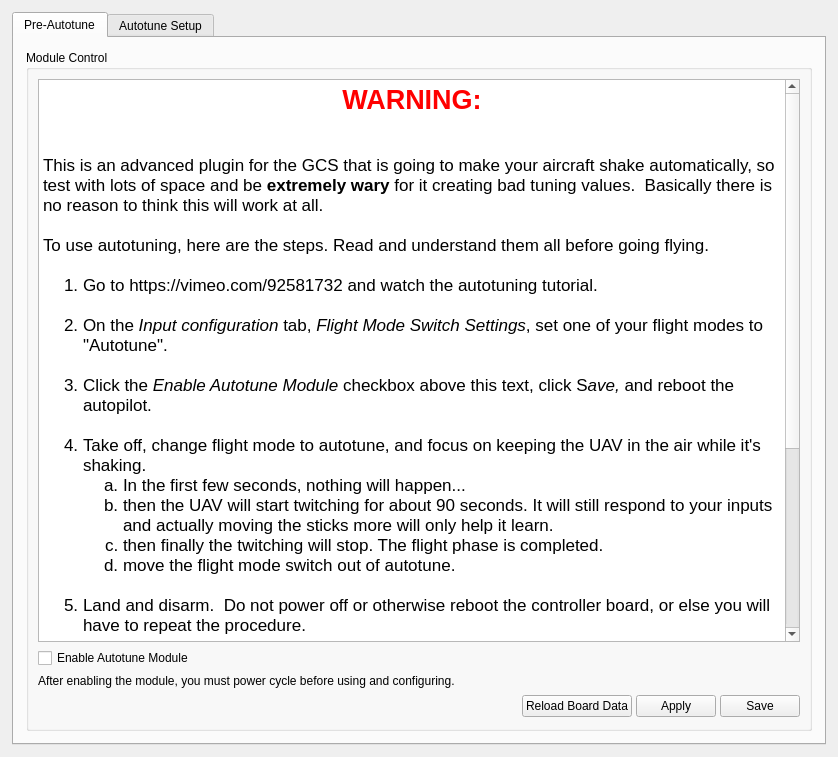
Qt form ground/gcs/src/plugins/config/autotune.ui (TauLabs/TauLabs) before a commit.
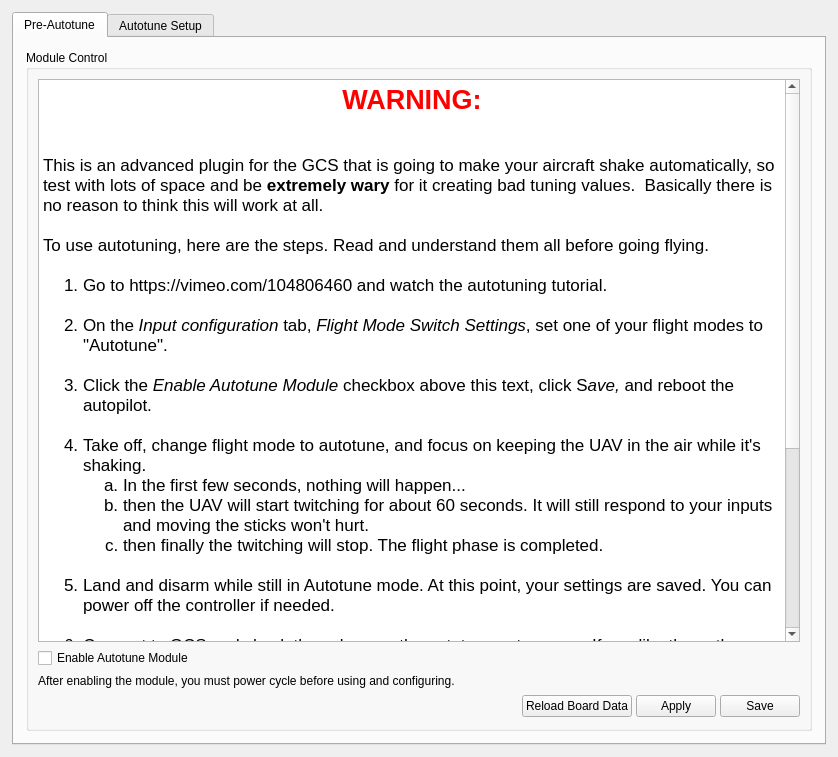
The same form after that commit.

Commit message: GCS/Autotune: improve instructions for new code

```diff
--- a/ground/gcs/src/plugins/config/autotune.ui
+++ b/ground/gcs/src/plugins/config/autotune.ui
@@ -65,19 +65,18 @@
 &lt;p style=&quot;-qt-paragraph-type:empty; margin-top:0px; margin-bottom:0px; margin-left:0px; margin-right:0px; -qt-block-indent:0; text-indent:0px; font-family:'Lucida Grande';&quot;&gt;&lt;br /&gt;&lt;/p&gt;
 &lt;p style=&quot;-qt-paragraph-type:empty; margin-top:0px; margin-bottom:0px; margin-left:0px; margin-right:0px; -qt-block-indent:0; text-indent:0px; font-family:'Lucida Grande';&quot;&gt;&lt;br /&gt;&lt;/p&gt;
 &lt;p style=&quot; margin-top:0px; margin-bottom:0px; margin-left:0px; margin-right:0px; -qt-block-indent:0; text-indent:0px;&quot;&gt;&lt;span style=&quot; font-family:'Lucida Grande';&quot;&gt;This is an advanced plugin for the GCS that is going to make your aircraft shake automatically, so test with lots of space and be &lt;/span&gt;&lt;span style=&quot; font-family:'Lucida Grande'; font-weight:600;&quot;&gt;extremely wary&lt;/span&gt;&lt;span style=&quot; font-family:'Lucida Grande';&quot;&gt; for it creating bad tuning values.  Basically there is no reason to think this will work at all.&lt;br /&gt;&lt;br /&gt;To use autotuning, here are the steps. Read and understand them all before going flying.&lt;br /&gt;&lt;/span&gt;&lt;/p&gt;
-&lt;ol style=&quot;margin-top: 0px; margin-bottom: 0px; margin-left: 0px; margin-right: 0px; -qt-list-indent: 1;&quot;&gt;&lt;li style=&quot; font-family:'Lucida Grande';&quot; style=&quot; margin-top:0px; margin-bottom:0px; margin-left:0px; margin-right:0px; -qt-block-indent:0; text-indent:0px;&quot;&gt;Go to https://vimeo.com/92581732 and watch the autotuning tutorial.&lt;/li&gt;
+&lt;ol style=&quot;margin-top: 0px; margin-bottom: 0px; margin-left: 0px; margin-right: 0px; -qt-list-indent: 1;&quot;&gt;&lt;li style=&quot; font-family:'Lucida Grande';&quot; style=&quot; margin-top:0px; margin-bottom:0px; margin-left:0px; margin-right:0px; -qt-block-indent:0; text-indent:0px;&quot;&gt;Go to https://vimeo.com/104806460 and watch the autotuning tutorial.&lt;/li&gt;
 &lt;p style=&quot;-qt-paragraph-type:empty; margin-top:0px; margin-bottom:0px; margin-left:0px; margin-right:0px; -qt-block-indent:1; text-indent:0px; font-family:'Lucida Grande';&quot;&gt;&lt;br /&gt;&lt;/p&gt;
 &lt;li style=&quot; font-family:'Lucida Grande';&quot; style=&quot; margin-top:0px; margin-bottom:0px; margin-left:0px; margin-right:0px; -qt-block-indent:0; text-indent:0px;&quot;&gt;On the &lt;span style=&quot; font-style:italic;&quot;&gt;Input configuration&lt;/span&gt; tab, &lt;span style=&quot; font-style:italic;&quot;&gt;Flight Mode Switch Settings&lt;/span&gt;, set one of your flight modes to &amp;quot;Autotune&amp;quot;.&lt;/li&gt;
 &lt;p style=&quot;-qt-paragraph-type:empty; margin-top:0px; margin-bottom:0px; margin-left:0px; margin-right:0px; -qt-block-indent:1; text-indent:0px; font-family:'Lucida Grande';&quot;&gt;&lt;br /&gt;&lt;/p&gt;
 &lt;li style=&quot; font-family:'Lucida Grande';&quot; style=&quot; margin-top:0px; margin-bottom:0px; margin-left:0px; margin-right:0px; -qt-block-indent:0; text-indent:0px;&quot;&gt;Click the &lt;span style=&quot; font-style:italic;&quot;&gt;Enable Autotune Module&lt;/span&gt; checkbox above this text, click S&lt;span style=&quot; font-style:italic;&quot;&gt;ave,&lt;/span&gt; and reboot the autopilot.&lt;br /&gt;&lt;/li&gt;
 &lt;li style=&quot; font-family:'Lucida Grande';&quot; style=&quot; margin-top:0px; margin-bottom:0px; margin-left:0px; margin-right:0px; -qt-block-indent:0; text-indent:0px;&quot;&gt;Take off, change flight mode to autotune, and focus on keeping the UAV in the air while it's shaking.&lt;/li&gt;
 &lt;ol type=&quot;a&quot; style=&quot;margin-top: 0px; margin-bottom: 0px; margin-left: 0px; margin-right: 0px; -qt-list-indent: 2;&quot;&gt;&lt;li style=&quot; font-family:'Lucida Grande';&quot; style=&quot; margin-top:0px; margin-bottom:0px; margin-left:0px; margin-right:0px; -qt-block-indent:0; text-indent:0px;&quot;&gt;In the first few seconds, nothing will happen...&lt;/li&gt;
-&lt;li style=&quot; font-family:'Lucida Grande';&quot; style=&quot; margin-top:0px; margin-bottom:0px; margin-left:0px; margin-right:0px; -qt-block-indent:0; text-indent:0px;&quot;&gt;then the UAV will start twitching for about 90 seconds. It will still respond to your inputs and actually moving the sticks more will only help it learn.&lt;/li&gt;
-&lt;li style=&quot; font-family:'Lucida Grande';&quot; style=&quot; margin-top:0px; margin-bottom:0px; margin-left:0px; margin-right:0px; -qt-block-indent:0; text-indent:0px;&quot;&gt;then finally the twitching will stop. The flight phase is completed.&lt;/li&gt;
-&lt;li style=&quot; font-family:'Lucida Grande';&quot; style=&quot; margin-top:0px; margin-bottom:0px; margin-left:0px; margin-right:0px; -qt-block-indent:0; text-indent:0px;&quot;&gt;move the flight mode switch out of autotune.&lt;/li&gt;&lt;/ol&gt;
+&lt;li style=&quot; font-family:'Lucida Grande';&quot; style=&quot; margin-top:0px; margin-bottom:0px; margin-left:0px; margin-right:0px; -qt-block-indent:0; text-indent:0px;&quot;&gt;then the UAV will start twitching for about 60 seconds. It will still respond to your inputs and moving the sticks won't hurt.&lt;/li&gt;
+&lt;li style=&quot; font-family:'Lucida Grande';&quot; style=&quot; margin-top:0px; margin-bottom:0px; margin-left:0px; margin-right:0px; -qt-block-indent:0; text-indent:0px;&quot;&gt;then finally the twitching will stop. The flight phase is completed.&lt;/li&gt;&lt;/ol&gt;
 &lt;p style=&quot;-qt-paragraph-type:empty; margin-top:0px; margin-bottom:0px; margin-left:0px; margin-right:0px; -qt-block-indent:1; text-indent:0px; font-family:'Lucida Grande';&quot;&gt;&lt;br /&gt;&lt;/p&gt;
-&lt;li style=&quot; font-family:'Lucida Grande';&quot; style=&quot; margin-top:0px; margin-bottom:0px; margin-left:0px; margin-right:0px; -qt-block-indent:0; text-indent:0px;&quot;&gt;Land and disarm.  Do not power off or otherwise reboot the controller board, or else you will have to repeat the procedure.&lt;br /&gt;&lt;/li&gt;
-&lt;li style=&quot; font-family:'Lucida Grande';&quot; style=&quot; margin-top:0px; margin-bottom:0px; margin-left:0px; margin-right:0px; -qt-block-indent:0; text-indent:0px;&quot;&gt;Check the values on the autotune setup page. If you like them, then click Apply Computed Values.&lt;br /&gt;&lt;/li&gt;
+&lt;li style=&quot; font-family:'Lucida Grande';&quot; style=&quot; margin-top:0px; margin-bottom:0px; margin-left:0px; margin-right:0px; -qt-block-indent:0; text-indent:0px;&quot;&gt;Land and disarm while still in Autotune mode. At this point, your settings are saved. You can power off the controller if needed.&lt;br /&gt;&lt;/li&gt;
+&lt;li style=&quot; font-family:'Lucida Grande';&quot; style=&quot; margin-top:0px; margin-bottom:0px; margin-left:0px; margin-right:0px; -qt-block-indent:0; text-indent:0px;&quot;&gt;Connect to GCS and check the values on the autotune setup page. If you like them, then click Apply Computed Values. &lt;span style=&quot; font-weight:600;&quot;&gt;For extreme values a prompt will ask if you want to continue. Check your settings carefully in this case.&lt;/span&gt;&lt;br /&gt;&lt;/li&gt;
 &lt;li style=&quot; font-family:'Lucida Grande';&quot; style=&quot; margin-top:0px; margin-bottom:0px; margin-left:0px; margin-right:0px; -qt-block-indent:0; text-indent:0px;&quot;&gt;On the &lt;span style=&quot; font-style:italic;&quot;&gt;Stabilization&lt;/span&gt; configuration screen, check your settings before trying them out (i.e., compare to what you currently use. If they are vastly different, this is an indication to be wary. If you feel confident in them, then click apply.&lt;br /&gt;&lt;/li&gt;
 &lt;li style=&quot; font-family:'Lucida Grande';&quot; style=&quot; margin-top:0px; margin-bottom:12px; margin-left:0px; margin-right:0px; -qt-block-indent:0; text-indent:0px;&quot;&gt;Test fly the new settings. Remember to leave autotune flight mode before taking off.&lt;/li&gt;
 &lt;li style=&quot; font-family:'Lucida Grande';&quot; style=&quot; margin-top:0px; margin-bottom:12px; margin-left:0px; margin-right:0px; -qt-block-indent:0; text-indent:0px;&quot;&gt;Once you are happy with the vehicle's tuning, reconnect to GCS and return to the Stabilization Settings. Click &lt;span style=&quot; font-style:italic;&quot;&gt;Save&lt;/span&gt;. You may now power down the controller board.&lt;/li&gt;&lt;/ol&gt;
```
